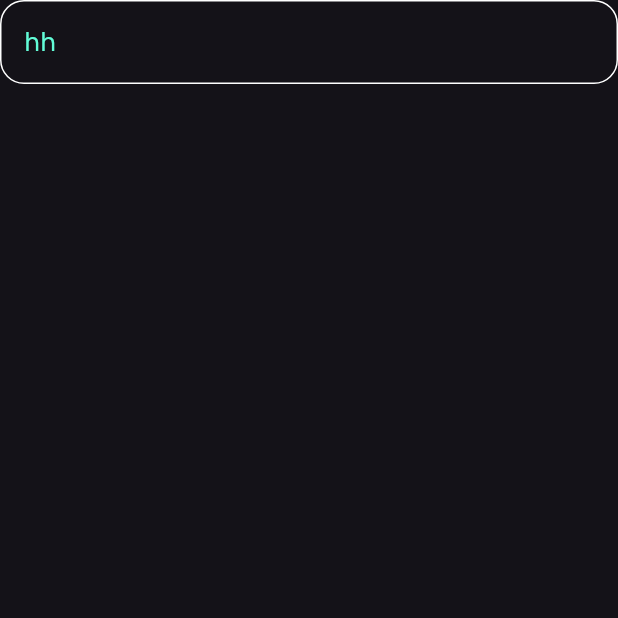
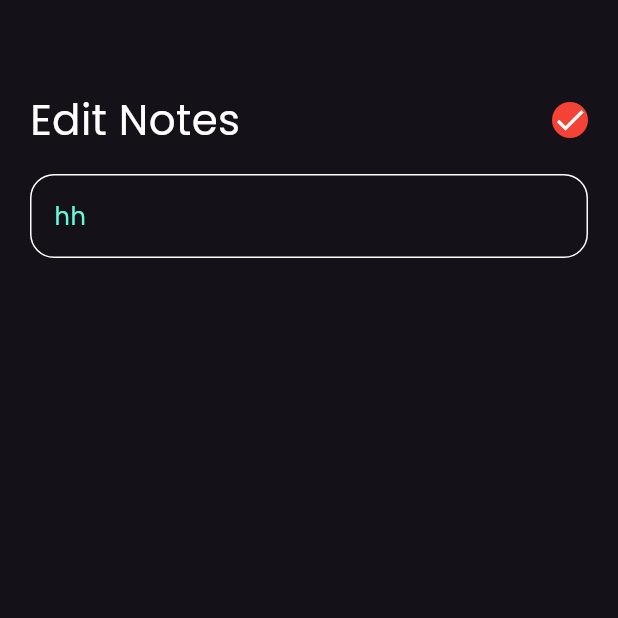
Before and after one commit to Samar-ALHalabi/notes_app, a Flutter app: the screen it shows after launch, after a tap on "Flutter Tipes", on a phone screen of 412 x 824 dp, the top half of it. Run offline on Flutter 3.47's test engine with Material 3 defaults, Android fonts, the phone set to English and light mode, and no system bars; our stand-ins replace font_awesome_flutter.

Commit message:
create EditNote

```diff
--- a/lib/views/widgets/customappbar.dart
+++ b/lib/views/widgets/customappbar.dart
@@ -1,18 +1,23 @@
 import 'package:flutter/material.dart';
 import 'package:moasker/views/widgets/customsearchicon.dart';
 
+// ignore: must_be_immutable
 class CustomAppBar extends StatelessWidget {
-  const CustomAppBar({super.key});
+  final String title;
+  final IconData icons;
+  const CustomAppBar({required this.title, required this.icons, super.key});
 
   @override
   Widget build(BuildContext context) {
-    return const Row(children: [
+    return Row(children: [
       Text(
-        'Notes',
-        style: TextStyle(fontSize: 28, color: Colors.white),
+        title,
+        style: const TextStyle(fontSize: 28, color: Colors.white),
       ),
-      Spacer(),
-      CustomSearchIcon(),
+      const Spacer(),
+      CustomSearchIcon(
+        icons: icons,
+      ),
     ]);
   }
 }
--- a/lib/views/widgets/customsearchicon.dart
+++ b/lib/views/widgets/customsearchicon.dart
@@ -1,14 +1,16 @@
 import 'package:flutter/material.dart';
 
+// ignore: must_be_immutable
 class CustomSearchIcon extends StatelessWidget {
-  const CustomSearchIcon({super.key});
+  final IconData icons;
+  const CustomSearchIcon({required this.icons, super.key});
 
   @override
   Widget build(BuildContext context) {
     return Container(
       decoration: BoxDecoration(
           borderRadius: BorderRadius.circular(16), color: Colors.red),
-      child: const Icon(Icons.search),
+      child: Icon(icons),
     );
   }
 }
--- a/lib/views/widgets/edit_view_body.dart
+++ b/lib/views/widgets/edit_view_body.dart
@@ -1,4 +1,5 @@
 import 'package:flutter/material.dart';
+import 'package:moasker/views/widgets/customappbar.dart';
 import 'package:moasker/views/widgets/customtextfield.dart';
 
 // ignore: must_be_immutable
@@ -7,9 +8,22 @@ class EditViewBody extends StatelessWidget {
 
   @override
   Widget build(BuildContext context) {
-    return Container(
-      child: const Column(
-        children: [CustomTextField(hint: 'hh')],
+    return const Padding(
+      padding: EdgeInsets.symmetric(horizontal: 20.0),
+      child: Column(
+        children: [
+          SizedBox(
+            height: 60,
+          ),
+          CustomAppBar(
+            title: 'Edit Notes',
+            icons: Icons.check,
+          ),
+          SizedBox(
+            height: 16,
+          ),
+          CustomTextField(hint: 'hh')
+        ],
       ),
     );
   }
--- a/lib/views/widgets/notesviewbody.dart
+++ b/lib/views/widgets/notesviewbody.dart
@@ -15,7 +15,10 @@ class NotesVeiwBody extends StatelessWidget {
             SizedBox(
               height: 10,
             ),
-            CustomAppBar(),
+            CustomAppBar(
+              title: 'Notes',
+              icons: Icons.search,
+            ),
             SizedBox(
               height: 20,
             ),
```
